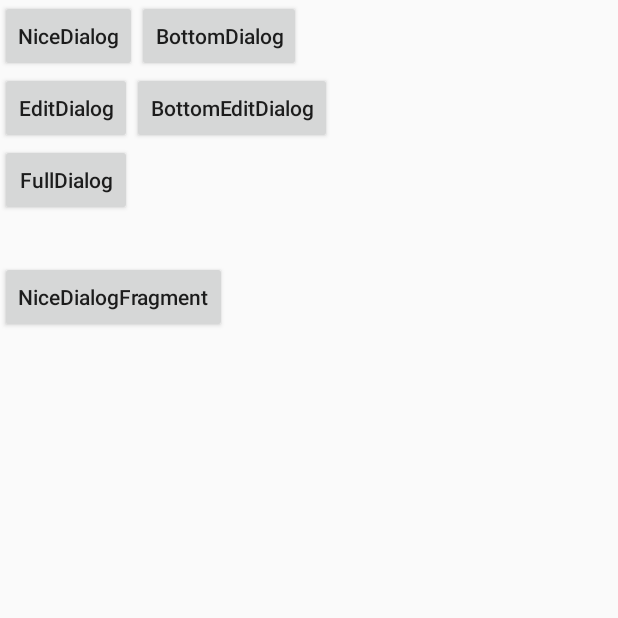
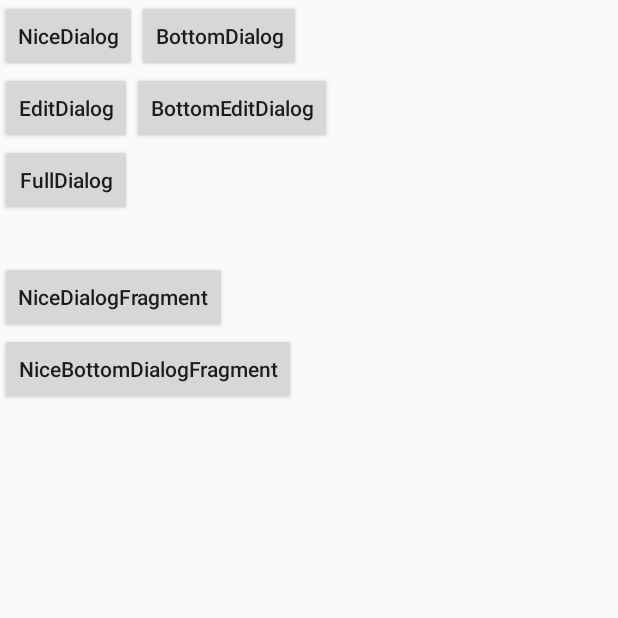
Before and after one commit to simplepeng/NiceDialog, an Android app: the screen it shows after launch (MainActivity), after a tap on "NiceDialog", on a phone screen of 412 x 824 dp, the top half of it. Run offline under Robolectric (Android 15) with nearby library versions, the phone set to English and light mode, and no system bars.

Commit message:
NiceDialogFragment.kt 更新

```diff
--- a/app/src/main/java/demo/simple/nicedialog/MainActivity.kt
+++ b/app/src/main/java/demo/simple/nicedialog/MainActivity.kt
@@ -4,6 +4,7 @@ import androidx.appcompat.app.AppCompatActivity
 import android.os.Bundle
 import android.view.View
 import android.view.Window
+import demo.simple.nicedialog.dialog_fragment_impl.BottomDialogFragmentImpl
 import demo.simple.nicedialog.dialog_fragment_impl.NiceDialogFragmentImpl
 import demo.simple.nicedialog.dialog_impl.*
 import kotlinx.android.synthetic.main.activity_main.*
@@ -16,7 +17,7 @@ class MainActivity : AppCompatActivity() {
         setContentView(R.layout.activity_main)
 
         btn_niceDialog.setOnClickListener {
-            showNiceDialog()
+            NiceDialogImpl(this).show()
         }
 
         btn_bottomDialog.setOnClickListener {
@@ -25,9 +26,6 @@ class MainActivity : AppCompatActivity() {
 
         btn_editDialog.setOnClickListener {
             val dialogImpl = EditNiceDialogImpl(this)
-//            dialogImpl.setOnShowListener{
-//
-//            }
             dialogImpl.show()
         }
 
@@ -38,14 +36,14 @@ class MainActivity : AppCompatActivity() {
         btn_fullDialog.setOnClickListener {
             FullDialogImpl(this).show()
         }
+
+        //
+        btnNiceDialogFragment.setOnClickListener {
+            NiceDialogFragmentImpl().show(supportFragmentManager)
+        }
+        btnNiceBottomDialogFragment.setOnClickListener {
+            BottomDialogFragmentImpl().show(supportFragmentManager)
+        }
     }
 
-    private fun showNiceDialog() {
-        NiceDialogImpl(this).show()
-    }
-
-    fun niceDialogFragmentClick(view: View) {
-        val dialogFragment = NiceDialogFragmentImpl()
-        dialogFragment.show(supportFragmentManager)
-    }
 }
--- a/app/src/main/res/layout/activity_main.xml
+++ b/app/src/main/res/layout/activity_main.xml
@@ -47,11 +47,19 @@
         app:layout_constraintTop_toBottomOf="@+id/btn_bottomEditDialog" />
 
     <Button
+        android:id="@+id/btnNiceDialogFragment"
         android:layout_width="wrap_content"
         android:layout_height="wrap_content"
         android:layout_marginTop="30dp"
         android:text="NiceDialogFragment"
-        android:onClick="niceDialogFragmentClick"
         app:layout_constraintStart_toStartOf="parent"
         app:layout_constraintTop_toBottomOf="@+id/btn_fullDialog" />
+
+    <Button
+        android:id="@+id/btnNiceBottomDialogFragment"
+        android:layout_width="wrap_content"
+        android:layout_height="wrap_content"
+        android:text="NiceBottomDialogFragment"
+        app:layout_constraintStart_toStartOf="parent"
+        app:layout_constraintTop_toBottomOf="@+id/btnNiceDialogFragment" />
 </androidx.constraintlayout.widget.ConstraintLayout>
--- a/nice_dialog/src/main/java/me/simple/nicedialog/NiceDialogFragment.kt
+++ b/nice_dialog/src/main/java/me/simple/nicedialog/NiceDialogFragment.kt
@@ -1,5 +1,9 @@
 package me.simple.nicedialog
 
+import android.os.Bundle
+import android.view.LayoutInflater
+import android.view.View
+import android.view.ViewGroup
 import androidx.fragment.app.DialogFragment
 import androidx.fragment.app.FragmentManager
 import androidx.fragment.app.FragmentTransaction
```
Also changed, not shown: app/src/main/java/demo/simple/nicedialog/dialog_fragment_impl/BottomDialogFragmentImpl.kt (+16 -1 lines), nice_dialog/src/main/java/me/simple/nicedialog/NiceBottomDialogFragment.kt (added, +13 -0 lines).
